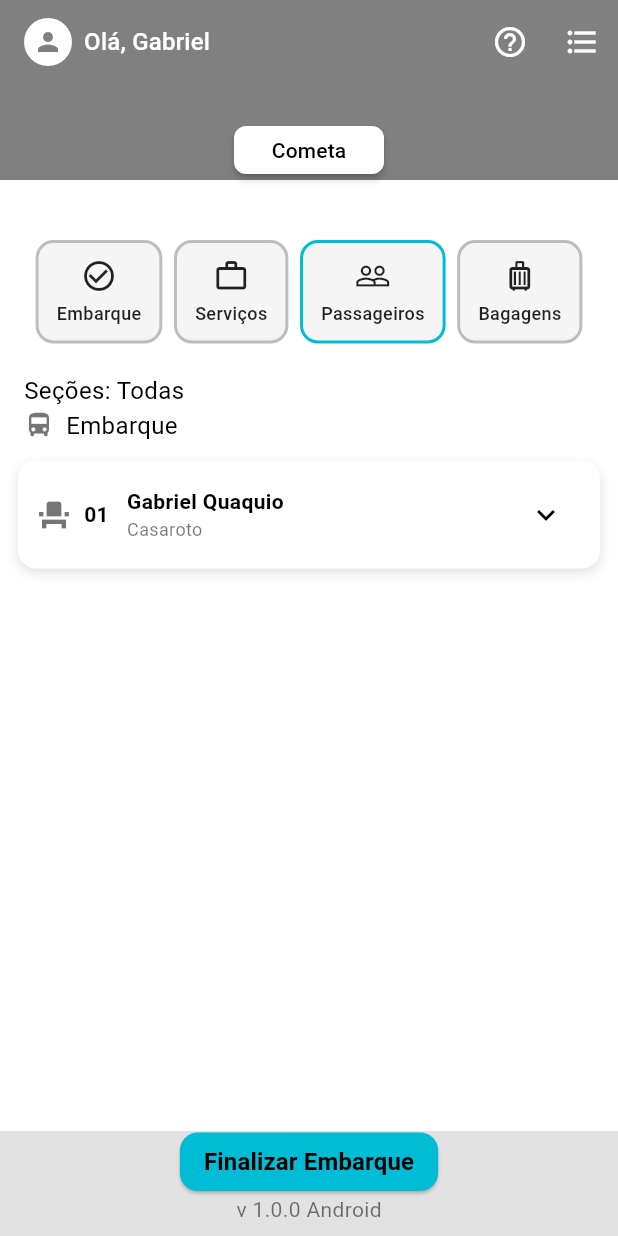
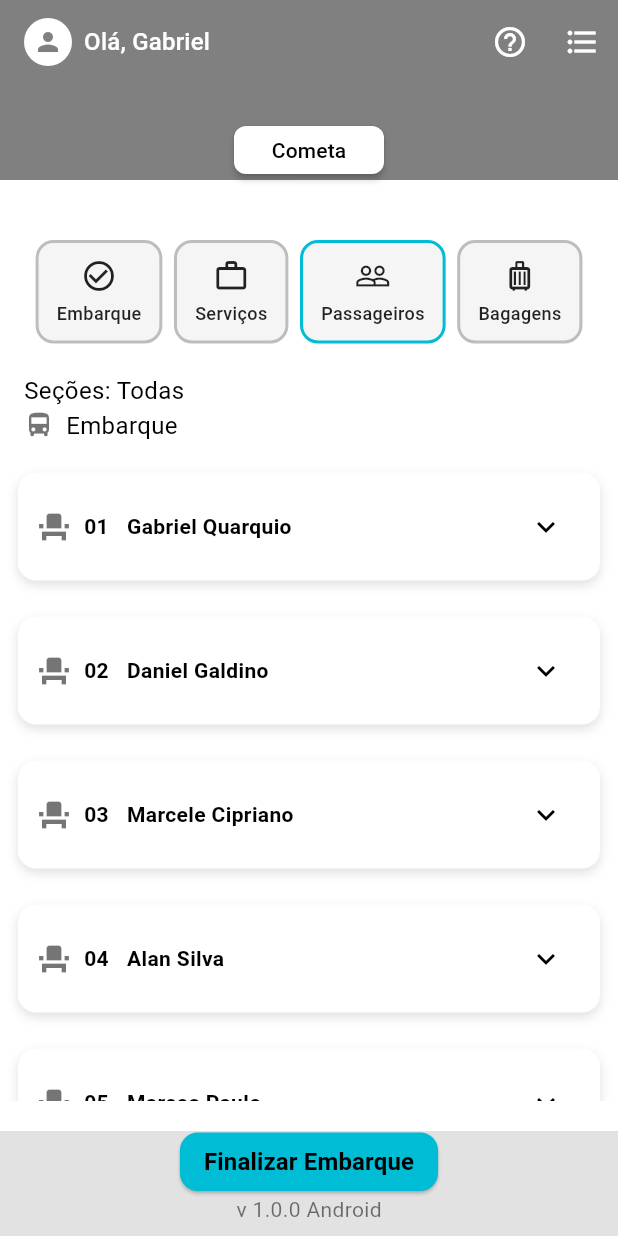
Before and after one commit to renatosimples/TelaApp, a Flutter app: the screen it shows after launch, on a phone screen of 412 x 824 dp. Run offline on Flutter 3.47's test engine with Material 3 defaults, Android fonts, the phone set to English and light mode, and no system bars; our stand-ins replace package_info_plus.

Commit message:
ajustado lista de passageiros

```diff
--- /dev/null
+++ b/lib/components/class_container.dart
@@ -0,0 +1,6 @@
+class Passageiro {
+  final String numero;
+  final String nome;
+
+  const Passageiro({required this.numero, required this.nome});
+}
--- a/lib/components/container_options.dart
+++ b/lib/components/container_options.dart
@@ -1,7 +1,10 @@
 import 'package:flutter/material.dart';
+import 'class_container.dart';
 
 class ContainerOptions extends StatefulWidget {
-  const ContainerOptions({super.key});
+  final Passageiro passageiro;
+
+  const ContainerOptions({super.key, required this.passageiro});
 
   @override
   State<ContainerOptions> createState() => _ContainerOptionsState();
@@ -12,6 +15,8 @@ class _ContainerOptionsState extends State<ContainerOptions> {
 
   @override
   Widget build(BuildContext context) {
+    final p = widget.passageiro;
+
     return AnimatedContainer(
       duration: const Duration(milliseconds: 300),
       curve: Curves.easeInOut,
@@ -33,21 +38,17 @@ class _ContainerOptionsState extends State<ContainerOptions> {
                 children: [
                   const Icon(Icons.event_seat, color: Colors.black54),
                   const SizedBox(width: 8),
-                  const Text(
-                    '01',
-                    style: TextStyle(fontWeight: FontWeight.bold),
+                  Text(
+                    p.numero,
+                    style: const TextStyle(fontWeight: FontWeight.bold),
                   ),
                   const SizedBox(width: 12),
-                  const Column(
+                  Column(
                     crossAxisAlignment: CrossAxisAlignment.start,
                     children: [
                       Text(
-                        'Gabriel Quaquio',
-                        style: TextStyle(fontWeight: FontWeight.bold),
-                      ),
-                      Text(
-                        'Casaroto',
-                        style: TextStyle(fontSize: 12, color: Colors.black54),
+                        p.nome,
+                        style: const TextStyle(fontWeight: FontWeight.bold),
                       ),
                     ],
                   ),
@@ -67,7 +68,6 @@ class _ContainerOptionsState extends State<ContainerOptions> {
               ),
             ],
           ),
-
           if (_isExpanded) ...[
             const SizedBox(height: 12),
             Row(
--- a/lib/screens/home.dart
+++ b/lib/screens/home.dart
@@ -1,8 +1,9 @@
 import 'package:flutter/material.dart';
+import 'package:package_info_plus/package_info_plus.dart';
 import 'package:tela/components/appbar_theme.dart';
 import 'package:tela/components/options_menu.dart';
 import 'package:tela/components/container_options.dart';
-import 'package:package_info_plus/package_info_plus.dart';
+import 'package:tela/components/class_container.dart';
 
 class Home extends StatefulWidget {
   const Home({super.key});
@@ -28,15 +29,24 @@ class _HomeState extends State<Home> {
   }
 
   @override
+  @override
   Widget build(BuildContext context) {
+    final passageiros = [
+      Passageiro(nome: 'Gabriel Quarquio', numero: '01'),
+      Passageiro(nome: 'Daniel Galdino', numero: '02'),
+      Passageiro(nome: 'Marcele Cipriano', numero: '03'),
+      Passageiro(nome: 'Alan Silva', numero: '04'),
+      Passageiro(nome: 'Marcos Paulo', numero: '05'),
+    ];
+
     return Scaffold(
       appBar: const CustomAppBar(userName: 'Gabriel'),
       body: Stack(
         children: [
           Padding(
             padding: const EdgeInsets.only(bottom: 90),
-            child: Column(
-              crossAxisAlignment: CrossAxisAlignment.start,
+            child: ListView(
+              padding: const EdgeInsets.only(bottom: 16),
               children: [
                 const SizedBox(height: 10),
                 const Padding(
@@ -62,7 +72,10 @@ class _HomeState extends State<Home> {
                     ],
                   ),
                 ),
-                Center(child: ContainerOptions()),
+                const SizedBox(height: 8),
+                ...passageiros.map(
+                  (p) => Center(child: ContainerOptions(passageiro: p)),
+                ),
               ],
             ),
           ),
@@ -70,15 +83,16 @@ class _HomeState extends State<Home> {
             alignment: Alignment.bottomCenter,
             child: Container(
               height: 70,
+              width: double.infinity,
               color: const Color.fromARGB(255, 227, 226, 226),
-              width: double.infinity,
             ),
           ),
           Positioned(
             bottom: 30,
-            left: 0,
-            right: 0,
             child: Center(
+              child: Container(
+                alignment: Alignment.center,
+                width: MediaQuery.of(context).size.width,
                 child: ElevatedButton(
                   onPressed: () {},
                   style: ElevatedButton.styleFrom(
@@ -104,6 +118,7 @@ class _HomeState extends State<Home> {
                 ),
               ),
             ),
+          ),
           Positioned(
             bottom: 8,
             left: 0,
```
Lines whose indentation alone changed are shown as unchanged.
